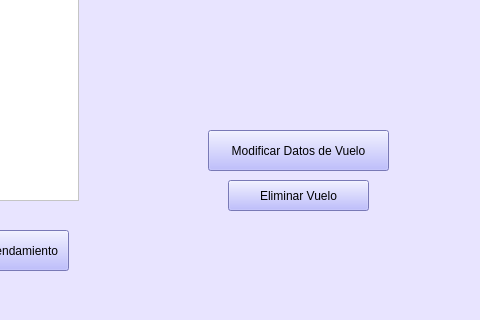
Qt form Interfaces Aeropuerto/agendamientoVuelos.ui (vanesagustin98/Aerocamp) before a commit; both pictures show x 222 to 702 and y 150 to 470 of the 702 by 470 pixel window.
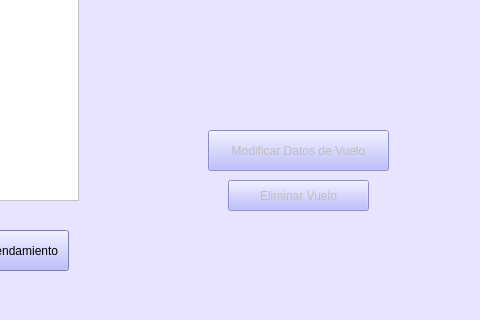
The same form after that commit. Icons and pictures are not drawn.

```diff
--- a/Interfaces Aeropuerto/agendamientoVuelos.ui
+++ b/Interfaces Aeropuerto/agendamientoVuelos.ui
@@ -457,6 +457,9 @@
    </property>
   </widget>
   <widget class="QPushButton" name="bt_modificarDatos">
+   <property name="enabled">
+    <bool>false</bool>
+   </property>
    <property name="geometry">
     <rect>
      <x>430</x>
@@ -473,6 +476,9 @@
    </property>
   </widget>
   <widget class="QPushButton" name="bt_eliminarVuelo">
+   <property name="enabled">
+    <bool>false</bool>
+   </property>
    <property name="geometry">
     <rect>
      <x>450</x>
```
